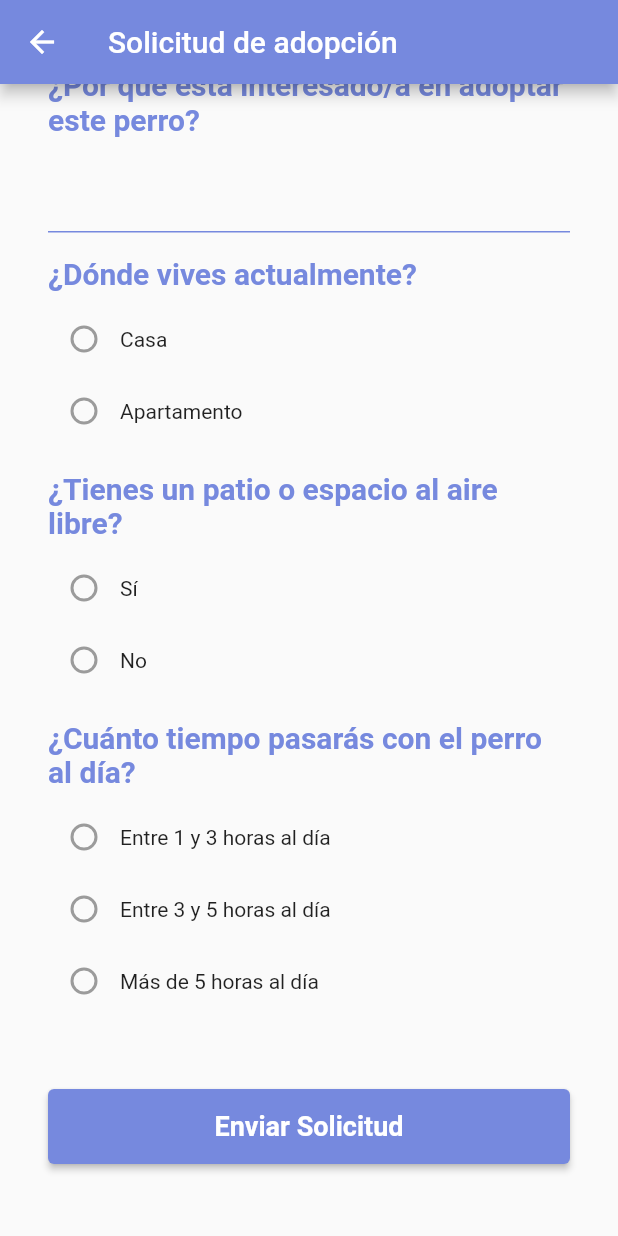
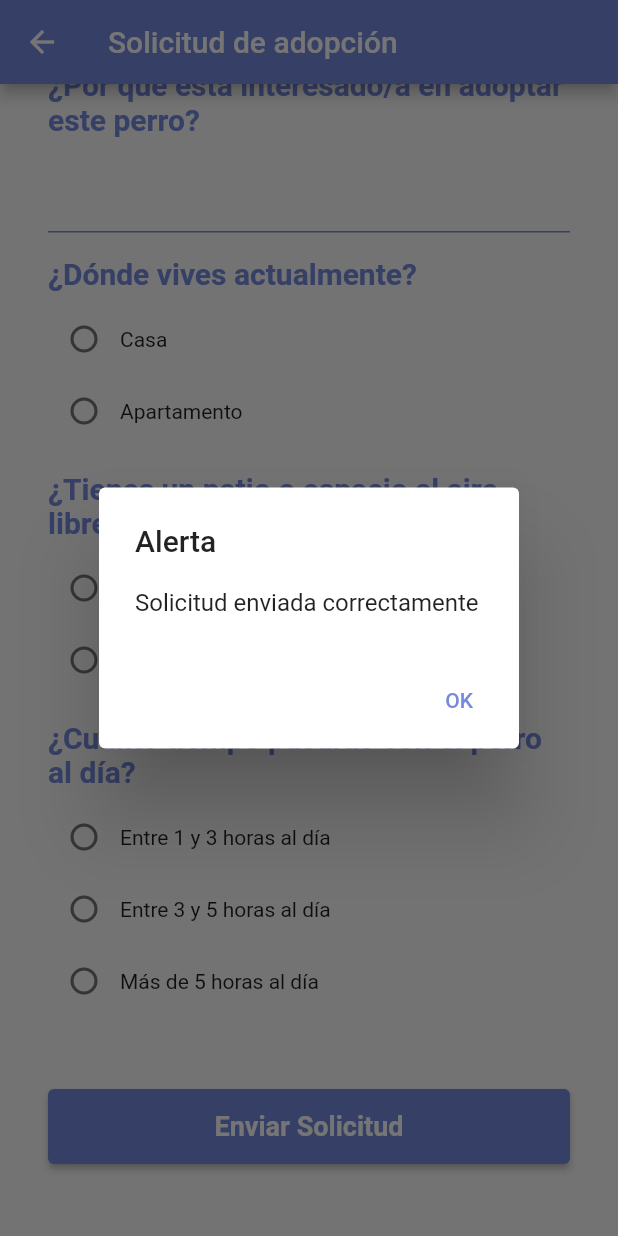
Before and after one commit to cristopher-gomez-m/pet_rescue_flutter, a Flutter app: the SolicitudPage screen opened directly, scrolled down 249 dp, after a tap on "Enviar Solicitud", on a phone screen of 412 x 824 dp. Run offline on Flutter 3.47's test engine with Material 2 defaults, Android fonts, the phone set to English and light mode, and no system bars; our stand-ins replace image_picker, sqflite; accounts and stored records are empty.

Commit message:
agregada bd de solicitudes

```diff
--- a/lib/solicitud.dart
+++ b/lib/solicitud.dart
@@ -1,9 +1,91 @@
 // ignore_for_file: sort_child_properties_last
 
 import 'package:flutter/material.dart';
+import 'package:pet_rescue_flutter/MyOpenHelper.dart';
+class SolicitudPage extends StatefulWidget {
+  const SolicitudPage({Key? key}) : super(key: key);
 
-class SolicitudPage extends StatelessWidget {
-  const SolicitudPage({Key? key}) : super(key: key);
+  @override
+  _SolicitudPage createState() => _SolicitudPage();
+}
+
+
+class _SolicitudPage extends State<SolicitudPage> {
+late TextEditingController nombresController;
+  late TextEditingController telefonoController;
+  late TextEditingController interesController;
+  String? vivienda;
+  String? espacio;
+  String? tiempo;
+
+@override
+  void initState() {
+    super.initState();
+    nombresController = TextEditingController();
+    telefonoController = TextEditingController();
+    interesController = TextEditingController();
+  }
+
+  @override
+  void dispose() {
+    nombresController.dispose();
+    telefonoController.dispose();
+    interesController.dispose();
+    super.dispose();
+  }
+
+void _showAlertDialog(BuildContext context, String message) {
+    showDialog(
+      context: context,
+      builder: (BuildContext context) {
+        return AlertDialog(
+          title: const Text('Alerta'),
+          content: Text(message),
+          actions: [
+            TextButton(
+              onPressed: () {
+                Navigator.of(context).pop();
+              },
+              child: const Text('OK'),
+            ),
+          ],
+        );
+      },
+    );
+  }
+
+
+  void _showSuccessSnackBar(BuildContext context) {
+    _showAlertDialog(context, 'Solicitud enviada correctamente');
+  }
+
+
+Future<void> insertarSolicitud() async{
+ final database = await MyOpenHelper.initDatabase();
+
+ await database.insert(
+      'solicitudes',
+      {
+        'nombres': nombresController.text,
+        'telefono': telefonoController.text,
+        'interes': interesController.text,
+        'vivienda': vivienda,
+        'espacio': espacio,
+        'tiempo': tiempo,
+      },
+    );
+
+    await database.close();
+
+    // Restablecer los campos después de la inserción
+    nombresController.clear();
+    telefonoController.clear();
+    interesController.clear();
+    vivienda = null;
+    espacio = null;
+    tiempo = null;
+}
+
 
   @override
   Widget build(BuildContext context) {
@@ -29,10 +111,11 @@ class SolicitudPage extends StatelessWidget {
                 ),
               ),
               const SizedBox(height: 16.0),
-              const Padding(
-                padding: EdgeInsets.symmetric(horizontal: 16.0),
+               Padding(
+                padding: const EdgeInsets.symmetric(horizontal: 16.0),
                 child: TextField(
-                  decoration: InputDecoration(
+                  controller: nombresController,
+                  decoration: const InputDecoration(
                     enabledBorder: UnderlineInputBorder(
                       borderSide: BorderSide(color: Color(0xFF7689DE)),
                     ),
@@ -95,28 +178,36 @@ class SolicitudPage extends StatelessWidget {
                 ),
               ),
               const SizedBox(height: 8.0),
-              const Padding(
-                padding: EdgeInsets.symmetric(horizontal: 16.0),
+               Padding(
+                padding: const EdgeInsets.symmetric(horizontal: 16.0),
                 child: Column(
                   children: [
                     Row(
                       children: [
                         Radio(
                           value: 'Casa',
-                          groupValue: null,
-                          onChanged: null,
+                          groupValue: vivienda,
+                          onChanged: (value){
+                            setState(() {
+                              vivienda = value;
+                            });
+                          },
                         ),
-                        Text('Casa'),
+                        const Text('Casa'),
                       ],
                     ),
                     Row(
                       children: [
                         Radio(
                           value: 'Apartamento',
-                          groupValue: null,
-                          onChanged: null,
+                          groupValue: vivienda,
+                          onChanged: (value) {
+                            setState(() {
+                              vivienda = value;
+                            });
+                          },
                         ),
-                        Text('Apartamento'),
+                        const Text('Apartamento'),
                       ],
                     ),
                   ],
@@ -134,26 +225,34 @@ class SolicitudPage extends StatelessWidget {
                 ),
               ),
               const SizedBox(height: 8.0),
-              const Padding(
-                padding: EdgeInsets.symmetric(horizontal: 16.0),
+               Padding(
+                padding: const EdgeInsets.symmetric(horizontal: 16.0),
                 child: Column(
                   children: [
                     Row(
                       children: [
                         Radio(
                           value: 'Sí',
-                          groupValue: null,
-                          onChanged: null,
+                          groupValue: espacio,
+                          onChanged: (value) {
+                            setState(() {
+                              espacio = value;
+                            });
+                          },
                         ),
-                        Text('Sí'),
+                        const Text('Sí'),
                       ],
                     ),
                     Row(
                       children: [
                         Radio(
                           value: 'No',
-                          groupValue: null,
-                          onChanged: null,
+                          groupValue: espacio,
+                          onChanged: (value) {
+                            setState(() {
+                              espacio = value;
+                            });
+                          },
                         ),
                         Text('No'),
                       ],
@@ -173,38 +272,50 @@ class SolicitudPage extends StatelessWidget {
                 ),
               ),
               const SizedBox(height: 8.0),
-              const Padding(
-                padding: EdgeInsets.symmetric(horizontal: 16.0),
+               Padding(
+                padding: const EdgeInsets.symmetric(horizontal: 16.0),
                 child: Column(
                   children: [
                     Row(
                       children: [
                         Radio(
                           value: '1-3 horas',
-                          groupValue: null,
-                          onChanged: null,
+                          groupValue: tiempo,
+                          onChanged: (value) {
+                            setState(() {
+                              tiempo = value;
+                            });
+                          },
                         ),
-                        Text('Entre 1 y 3 horas al día'),
+                        const Text('Entre 1 y 3 horas al día'),
                       ],
                     ),
                     Row(
                       children: [
                         Radio(
                           value: '3-5 horas',
-                          groupValue: null,
-                          onChanged: null,
+                          groupValue: tiempo,
+                          onChanged: (value) {
+                            setState(() {
+                              tiempo = value;
+                            });
+                          },
                         ),
-                        Text('Entre 3 y 5 horas al día'),
+                        const Text('Entre 3 y 5 horas al día'),
                       ],
                     ),
                     Row(
                       children: [
                         Radio(
                           value: '5+ horas',
-                          groupValue: null,
-                          onChanged: null,
+                          groupValue: tiempo,
+                          onChanged: (value) {
+                            setState(() {
+                              tiempo = value;
+                            });
+                          },
                         ),
-                        Text('Más de 5 horas al día'),
+                        const Text('Más de 5 horas al día'),
                       ],
                     ),
                   ],
@@ -216,8 +327,9 @@ class SolicitudPage extends StatelessWidget {
                   padding: const EdgeInsets.symmetric(
                       horizontal: 16.0, vertical: 32.0),
                   child: ElevatedButton(
-                    onPressed: () {
-                      // Aquí puedes agregar la lógica para solicitar la adopción
+                    onPressed: () async {
+                      await insertarSolicitud().then((_) =>
+                       _showSuccessSnackBar(context));
                     },
                     child: const Text(
                       'Enviar Solicitud',
```
